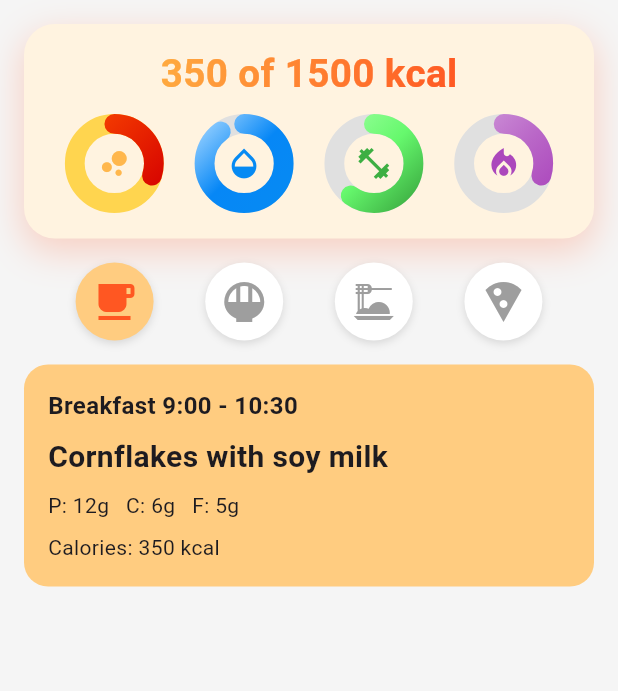
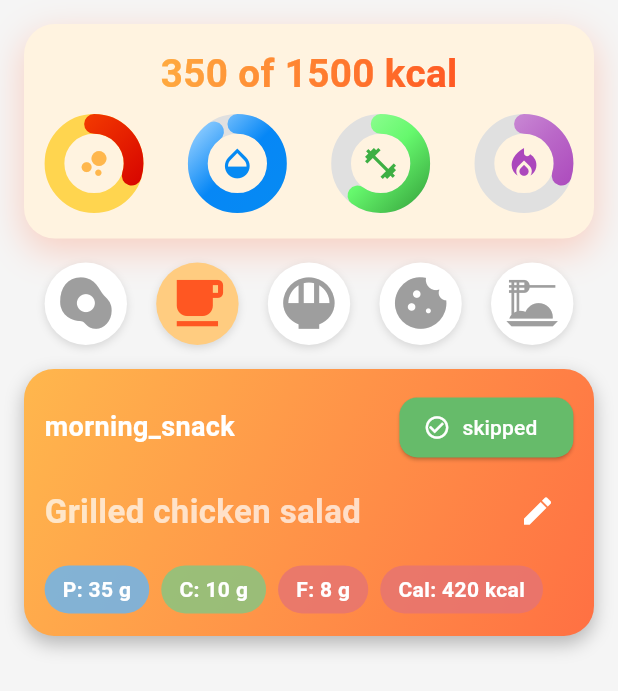
Before and after one commit to LukaszKluza/Foodini, a Flutter app: the DailySummaryScreen screen opened by its route, after a tap on the "free breakfast" icon, on a phone screen of 412 x 824 dp. Shown: the top 691 px of the screen. Run offline on Flutter 3.47's test engine with Material 3 defaults, Android fonts, the phone set to English and light mode, and no system bars; drawn by our look-alikes of percent_indicator; our stand-ins replace cached_network_image, dio, equatable, flutter_bloc, flutter_screenutil, flutter_secure_storage and 4 more; missing offline and left inert: universal_html, workmanager; accounts and stored records are empty; statements that could not run were skipped.

Commit message:
#162-daily-summary-screen. First version of meal summary widget

```diff
--- a/frontend/lib/models/diet_generation/meal_type.dart
+++ b/frontend/lib/models/diet_generation/meal_type.dart
@@ -1,17 +1,23 @@
+import 'package:flutter/material.dart';
+
 enum MealType {
-  breakfast(0, 'breakfast'),
-  morningSnack(1, 'morning_snack'),
-  lunch(2, 'lunch'),
-  afternoonSnack(3, 'afternoon_snack'),
-  dinner(4, 'dinner'),
-  eveningSnack(5, 'evening_snack');
+  breakfast(0, 'breakfast', Icons.egg_alt),
+  morningSnack(1, 'morning_snack', Icons.free_breakfast),
+  lunch(2, 'lunch', Icons.rice_bowl),
+  afternoonSnack(3, 'afternoon_snack', Icons.cookie),
+  dinner(4, 'dinner', Icons.dinner_dining),
+  eveningSnack(5, 'evening_snack', Icons.bakery_dining);
 
   final int value;
   final String nameStr;
+  final IconData icon;
 
-  const MealType(this.value, this.nameStr);
+  const MealType(this.value, this.nameStr, this.icon);
 
   String toJson() => nameStr;
+
+  int toInt() => value;
+  IconData toIcon() => icon;
 
   static MealType fromJson(String value) {
     return MealType.values.firstWhere(
@@ -19,6 +25,4 @@ enum MealType {
       orElse: () => throw ArgumentError('Unknown meal type: $value'),
     );
   }
-
-  int toInt() => value;
 }
--- a/frontend/lib/views/screens/diet_generation/daily_summary_screen.dart
+++ b/frontend/lib/views/screens/diet_generation/daily_summary_screen.dart
@@ -1,9 +1,9 @@
 import 'dart:math';
 
 import 'package:flutter/material.dart';
+import 'package:frontend/models/diet_generation/meal_status.dart';
+import 'package:frontend/models/diet_generation/meal_type.dart';
 import 'package:percent_indicator/circular_percent_indicator.dart';
-
-enum MealType { breakfast, lunch, dinner, snack }
 
 class Meal {
   final MealType type;
@@ -12,6 +12,7 @@ class Meal {
   final int carbs;
   final int fat;
   final int calories;
+  MealStatus mealStatus;
 
   Meal({
     required this.type,
@@ -20,7 +21,13 @@ class Meal {
     required this.carbs,
     required this.fat,
     required this.calories,
+    required this.mealStatus,
   });
+
+  @override
+  String toString() {
+    return '${type.nameStr} -> ${mealStatus.nameStr}';
+  }
 }
 
 class DailySummaryScreen extends StatefulWidget {
@@ -44,75 +51,112 @@ class _DailyNutritionScreenState extends State<DailySummaryScreen> {
       carbs: 6,
       fat: 5,
       calories: 350,
+      mealStatus: MealStatus.eaten,
     ),
     Meal(
-      type: MealType.lunch,
+      type: MealType.morningSnack,
       name: 'Grilled chicken salad',
       protein: 35,
       carbs: 10,
       fat: 8,
       calories: 420,
+      mealStatus: MealStatus.skipped,
     ),
     Meal(
-      type: MealType.dinner,
+      type: MealType.lunch,
       name: 'Pasta with tomato sauce',
       protein: 18,
       carbs: 60,
       fat: 9,
       calories: 550,
+      mealStatus: MealStatus.pending,
     ),
     Meal(
-      type: MealType.snack,
+      type: MealType.afternoonSnack,
       name: 'Protein bar',
       protein: 10,
       carbs: 15,
       fat: 5,
       calories: 200,
+      mealStatus: MealStatus.skipped,
     ),
+    Meal(
+      type: MealType.dinner,
+      name: 'Protein bar',
+      protein: 10,
+      carbs: 15,
+      fat: 5,
+      calories: 200,
+      mealStatus: MealStatus.toEat,
+    ),
+    // Meal(
+    //   type: MealType.eveningSnack,
+    //   name: 'Protein bar',
+    //   protein: 10,
+    //   carbs: 15,
+    //   fat: 5,
+    //   calories: 200,
+    // ),
   ];
+
+  void printMealsStatus() {
+    print('------------------------');
+    for (var meal in meals) {
+      print('${meal.type.nameStr} -> ${meal.mealStatus.nameStr}');
+    }
+  }
 
   Meal get activeMeal => meals.firstWhere((meal) => meal.type == selectedMeal);
 
   @override
   Widget build(BuildContext context) {
+    final screenWidth = min(MediaQuery.of(context).size.width, 1600.0);
+
     return Scaffold(
       backgroundColor: Colors.grey[100],
       body: SafeArea(
         child: SingleChildScrollView(
           padding: const EdgeInsets.all(16.0),
+          child: Center(
             child: Column(
               children: [
-              _buildCaloriesSummary(context),
+                _buildCaloriesSummary(context, screenWidth),
 
                 const SizedBox(height: 16),
 
-              _buildMealSelector(),
+                _buildMealSelector(context, screenWidth),
 
                 const SizedBox(height: 16),
 
-              _buildActiveMealCard(),
+                _buildActiveMealCard(context, screenWidth),
 
                 const SizedBox(height: 16),
               ],
             ),
           ),
         ),
+      ),
     );
   }
 
-  Widget _buildCaloriesSummary(BuildContext context) {
+  Widget _buildCaloriesSummary(BuildContext context, double screenWidth) {
     return OrientationBuilder(
       builder: (context, orientation) {
-        final screenWidth = min(MediaQuery.of(context).size.width, 1600.0);
-        final widgetHeight = min(40 + screenWidth * 0.25, screenWidth * 0.40);
+        final widgetHeight = min(
+          min(40 + screenWidth * 0.25, screenWidth * 0.40),
+          360.0,
+        );
 
         final double baseFontSize = widgetHeight * 0.18;
-        final double nutritionWidgetSize = screenWidth * 0.40;
+        final double nutritionWidgetSize = min(screenWidth * 0.40, 500);
 
         return Container(
           width: screenWidth,
           height: widgetHeight,
-          padding: EdgeInsets.symmetric(vertical: 15, horizontal: 10),
+          padding: EdgeInsets.symmetric(
+            vertical: 15,
+            horizontal: max(10, screenWidth / 30),
+          ),
           decoration: BoxDecoration(
             color: Colors.orange[50],
             borderRadius: BorderRadius.circular(screenWidth * 0.05),
@@ -155,26 +199,23 @@ class _DailyNutritionScreenState extends State<DailySummaryScreen> {
               ),
               SizedBox(height: 8),
               Row(
-                mainAxisAlignment: MainAxisAlignment.center,
+                mainAxisAlignment: MainAxisAlignment.spaceBetween,
                 children: [
                   _buildNutritionRings(nutritionWidgetSize, 1.3, [
                     Color(0xFFFFD54F),
                     Color(0xFFFFCA28),
                     Color(0xFFFFB74D),
-                  ],Icons.bubble_chart),
-                  SizedBox(width: screenWidth * 0.05),
+                  ], Icons.bubble_chart),
                   _buildNutritionRings(nutritionWidgetSize, 0.9, [
                     Color(0xFF92CEFF),
                     Color(0xFF0687F6),
                     Color(0xFF068AF3),
                   ], Icons.opacity),
-                  SizedBox(width: screenWidth * 0.05),
                   _buildNutritionRings(nutritionWidgetSize, 0.6, [
                     Color(0xFF97FF9A),
                     Color(0xFF66F86D),
                     Color(0xFF3DAF43),
-                  ],Icons.fitness_center),
-                  SizedBox(width: screenWidth * 0.05),
+                  ], Icons.fitness_center),
                   _buildNutritionRings(nutritionWidgetSize, 0.3, [
                     Color(0xFFCE93D8),
                     Color(0xFFBA68C8),
@@ -189,34 +230,23 @@ class _DailyNutritionScreenState extends State<DailySummaryScreen> {
     );
   }
 
-  Widget _buildMealSelector() {
-    return Row(
-      mainAxisAlignment: MainAxisAlignment.spaceEvenly,
-      children:
-          MealType.values.map((mealType) {
-            final isSelected = mealType == selectedMeal;
-            IconData icon;
-            switch (mealType) {
-              case MealType.breakfast:
-                icon = Icons.free_breakfast;
-                break;
-              case MealType.lunch:
-                icon = Icons.rice_bowl;
-                break;
-              case MealType.dinner:
-                icon = Icons.dinner_dining;
-                break;
-              case MealType.snack:
-                icon = Icons.local_pizza;
-                break;
-            }
-
-            return GestureDetector(
-              onTap: () => setState(() => selectedMeal = mealType),
+  Widget _buildMealSelector(BuildContext context, double widgetWidth) {
+    return Container(
+      width: widgetWidth,
+      padding: EdgeInsets.symmetric(horizontal: max(10, widgetWidth / 30)),
+      child: Row(
+        mainAxisAlignment: MainAxisAlignment.spaceBetween,
+        children: [
+          for (var i = 0; i < meals.length; i++) ...[
+            GestureDetector(
+              onTap: () => setState(() => selectedMeal = meals[i].type),
               child: Container(
-                padding: const EdgeInsets.all(10),
+                padding: EdgeInsets.all(widgetWidth / 60),
                 decoration: BoxDecoration(
-                  color: isSelected ? Colors.orange[200] : Colors.white,
+                  color:
+                      meals[i].type == selectedMeal
+                          ? Colors.orange[200]
+                          : Colors.white,
                   shape: BoxShape.circle,
                   boxShadow: [
                     BoxShadow(
@@ -227,61 +257,153 @@ class _DailyNutritionScreenState extends State<DailySummaryScreen> {
                   ],
                 ),
                 child: Icon(
-                  icon,
-                  color: isSelected ? Colors.deepOrange : Colors.grey,
-                  size: 32,
+                  meals[i].type.toIcon(),
+                  color:
+                      meals[i].type == selectedMeal
+                          ? Colors.deepOrange
+                          : Colors.grey,
+                  size: min(
+                    MealType.values.length * widgetWidth / (12 * meals.length),
+                    150,
                   ),
                 ),
-            );
-          }).toList(),
-    );
-  }
-
-  Widget _buildActiveMealCard() {
-    final meal = activeMeal;
-
-    return Container(
-      width: double.infinity,
-      padding: const EdgeInsets.all(16),
-      decoration: BoxDecoration(
-        color: Colors.orange[200],
-        borderRadius: BorderRadius.circular(16),
               ),
-      child: Column(
-        crossAxisAlignment: CrossAxisAlignment.start,
-        children: [
-          Text(
-            _mealTypeToString(meal.type),
-            style: const TextStyle(fontWeight: FontWeight.bold, fontSize: 16),
             ),
-          const SizedBox(height: 8),
-          Text(
-            meal.name,
-            style: const TextStyle(fontSize: 20, fontWeight: FontWeight.w600),
-          ),
-          const SizedBox(height: 8),
-          Text('P: ${meal.protein}g   C: ${meal.carbs}g   F: ${meal.fat}g'),
-          const SizedBox(height: 8),
-          Text('Calories: ${meal.calories} kcal'),
+          ],
         ],
       ),
     );
   }
 
-  String _mealTypeToString(MealType type) {
-    switch (type) {
-      case MealType.breakfast:
-        return 'Breakfast 9:00 - 10:30';
-      case MealType.lunch:
-        return 'Lunch 12:00 - 14:00';
-      case MealType.dinner:
-        return 'Dinner 18:00 - 20:00';
-      case MealType.snack:
-        return 'Snack';
-    }
+  // Chip makroskładnika
+  Widget _macroChip(String label, num value, String unitName, Color color) {
+    return Container(
+      padding: const EdgeInsets.symmetric(vertical: 6, horizontal: 12),
+      decoration: BoxDecoration(
+        color: color.withOpacity(0.8),
+        borderRadius: BorderRadius.circular(16),
+      ),
+      child: Text(
+        '$label: $value $unitName',
+        style: const TextStyle(
+          color: Colors.white,
+          fontWeight: FontWeight.bold,
+        ),
+      ),
+    );
   }
 
-  Widget _buildNutritionRings(double ringSize, double percent, defaultColors, IconData icon) {
+  Widget _buildActiveMealCard(BuildContext context, double widgetWidth) {
+    final meal = activeMeal;
+
+    return Container(
+      width: widgetWidth,
+      padding: EdgeInsets.symmetric(
+        vertical: 15,
+        horizontal: max(10, widgetWidth / 30),
+      ),
+      decoration: BoxDecoration(
+        gradient: LinearGradient(
+          colors: [Colors.orange.shade300, Colors.deepOrange.shade400],
+          begin: Alignment.topLeft,
+          end: Alignment.bottomRight,
+        ),
+        borderRadius: BorderRadius.circular(20),
+        boxShadow: [
+          BoxShadow(
+            color: Colors.black26,
+            blurRadius: 10,
+            offset: const Offset(0, 5),
+          ),
+        ],
+      ),
+      child: Column(
+        crossAxisAlignment: CrossAxisAlignment.start,
+        children: [
+          Row(
+            mainAxisAlignment: MainAxisAlignment.spaceBetween,
+            children: [
+              Text(
+                meal.type.nameStr,
+                style: const TextStyle(
+                  fontWeight: FontWeight.bold,
+                  fontSize: 18,
+                  color: Colors.white,
+                ),
+              ),
+              ElevatedButton.icon(
+                onPressed: () {
+                  setState(() {
+                    meal.mealStatus = MealStatus.getNextStatus(meal, meals);
+                  });
+
+                  printMealsStatus();
+                  ScaffoldMessenger.of(context).showSnackBar(
+                    SnackBar(
+                      content: Text('${meal.name} oznaczony jako ${meal.mealStatus.name}!'),
+                    ),
+                  );
+                },
+                icon: const Icon(Icons.check_circle_outline),
+                label: Text(meal.mealStatus.name),
+                style: ElevatedButton.styleFrom(
+                  backgroundColor: Colors.green.shade400,
+                  foregroundColor: Colors.white,
+                  shape: RoundedRectangleBorder(
+                    borderRadius: BorderRadius.circular(12),
+                  ),
+                ),
+              ),
+            ],
+          ),
+          const SizedBox(height: 8),
+          Row(
+            mainAxisAlignment: MainAxisAlignment.spaceBetween,
+            children: [
+              Text(
+                meal.name,
+                style: const TextStyle(
+                  fontSize: 22,
+                  fontWeight: FontWeight.w600,
+                  color: Colors.white70,
+                ),
+              ),
+              IconButton(
+                onPressed: () {
+                  Navigator.push(
+                    context,
+                    MaterialPageRoute(builder: (_) => Container()),
+                  );
+                },
+                icon: const Icon(Icons.edit, color: Colors.white),
+              ),
+            ],
+          ),
+          const SizedBox(height: 12),
+
+          Row(
+            mainAxisAlignment: MainAxisAlignment.start,
+            children: [
+              _macroChip('P', meal.protein, 'g', Colors.blue.shade300),
+              const SizedBox(width: 8),
+              _macroChip('C', meal.carbs, 'g', Colors.green.shade300),
+              const SizedBox(width: 8),
+              _macroChip('F', meal.fat, 'g', Colors.red.shade300),
+              const SizedBox(width: 8),
+              _macroChip('Cal', meal.calories, 'kcal', Colors.red.shade300),
+            ],
+          ),
+        ],
+      ),
+    );
+  }
+
+  Widget _buildNutritionRings(
+    double ringSize,
+    double percent,
+    defaultColors,
+    IconData icon,
+  ) {
     var exceededThresholdColors = [Color(0xFFF84300), Color(0xFFD50000)];
     var backgroundColor1 = Colors.grey.shade300;
     var backgroundColor2 = defaultColors[0];
@@ -314,11 +436,7 @@ class _DailyNutritionScreenState extends State<DailySummaryScreen> {
                 center: Column(
                   mainAxisSize: MainAxisSize.min,
                   children: [
-                    Icon(
-                      icon,
-                      size: ringSize * 0.15,
-                      color: defaultColors[2],
-                    ),
+                    Icon(icon, size: ringSize * 0.15, color: defaultColors[2]),
                   ],
                 ),
               ),
```
Also changed, not shown: frontend/lib/models/diet_generation/meal_status.dart (added, +126 -0 lines). Lines whose indentation alone changed are shown as unchanged.
